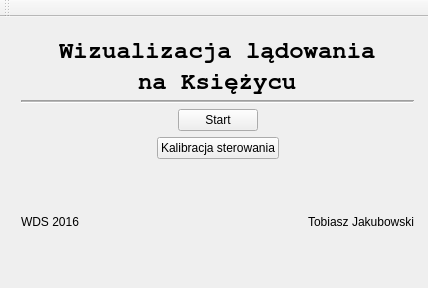
Old version of the form mainwindow.ui in the repository tjakubo/apollo.
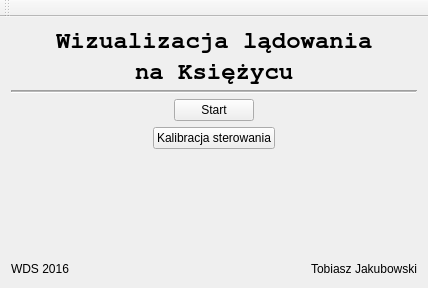
New version of the form.

What changed in the file:
```diff
--- a/mainwindow.ui
+++ b/mainwindow.ui
@@ -14,15 +14,8 @@
    <string>MainWindow</string>
   </property>
   <widget class="QWidget" name="centralWidget">
-   <widget class="QWidget" name="">
-    <property name="geometry">
-     <rect>
-      <x>10</x>
-      <y>10</y>
-      <width>415</width>
-      <height>214</height>
-     </rect>
-    </property>
+   <layout class="QVBoxLayout" name="verticalLayout_3">
+    <item>
     <layout class="QVBoxLayout" name="verticalLayout_2">
      <item>
       <layout class="QVBoxLayout" name="verticalLayout">
@@ -253,7 +246,8 @@
       </layout>
      </item>
     </layout>
-   </widget>
+    </item>
+   </layout>
   </widget>
   <widget class="QToolBar" name="mainToolBar">
    <attribute name="toolBarArea">
```
Lines whose indentation alone changed are shown as unchanged.
